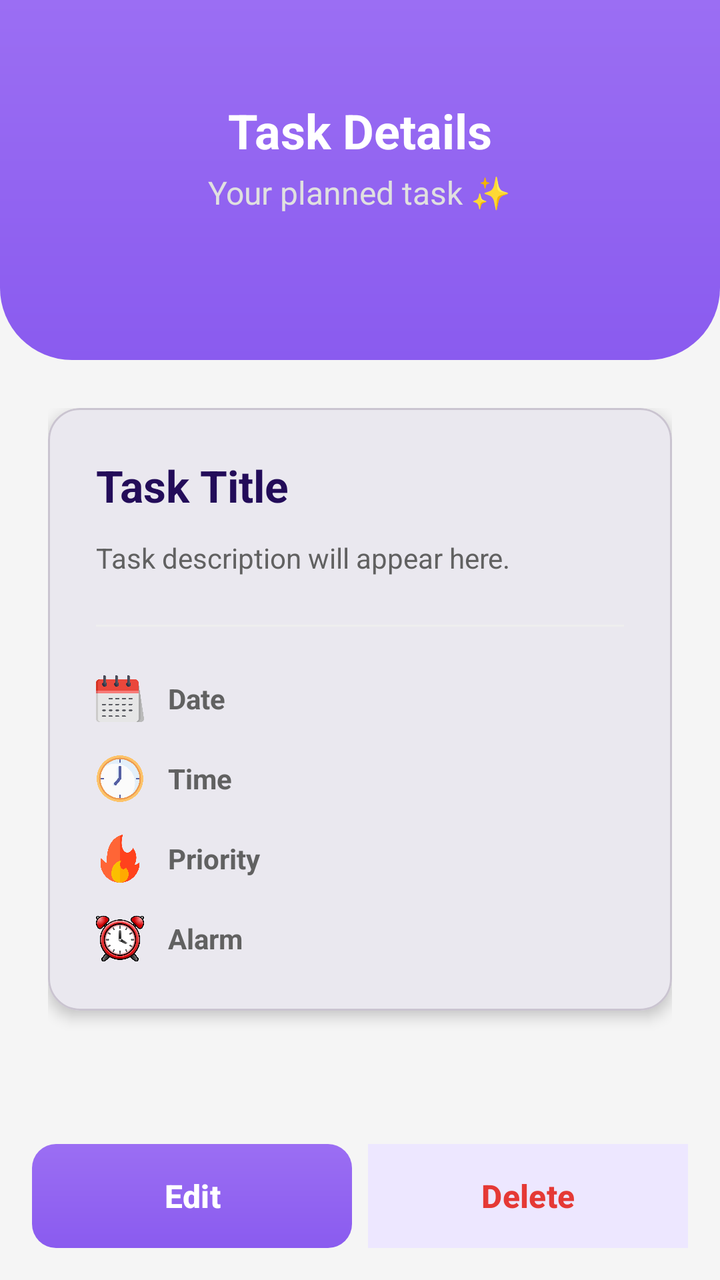
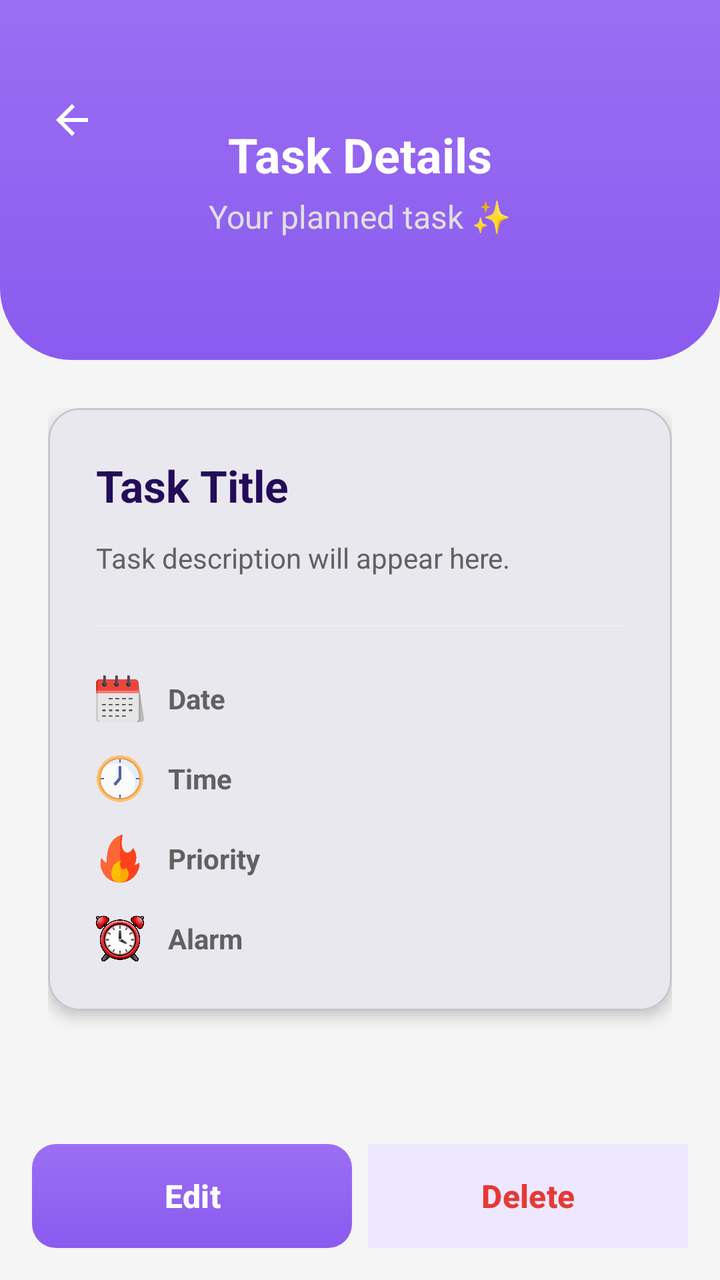

An Android layout rendered at two revisions. The XML below is the earlier revision; the diff shows what the commit changed to produce the second picture.
<!-- AndroidManifest.xml: application theme Theme.PlanUp -->
<!-- res/layout/activity_task_detail.xml -->
<?xml version="1.0" encoding="utf-8"?>
<androidx.constraintlayout.widget.ConstraintLayout xmlns:android="http://schemas.android.com/apk/res/android"
    xmlns:app="http://schemas.android.com/apk/res-auto"
    xmlns:tools="http://schemas.android.com/tools"
    android:id="@+id/main"
    android:layout_width="match_parent"
    android:layout_height="match_parent"
    tools:context=".TaskDetailActivity"
    android:background="@color/background_light">

    
    <LinearLayout
        android:id="@+id/header"
        android:layout_width="0dp"
        android:layout_height="180dp"
        android:background="@drawable/bg_header"
        android:gravity="center"
        android:orientation="vertical"
        android:paddingBottom="24dp"
        app:layout_constraintTop_toTopOf="parent"
        app:layout_constraintStart_toStartOf="parent"
        app:layout_constraintEnd_toEndOf="parent">

        <TextView
            style="@style/AppText.Header"
            android:layout_width="wrap_content"
            android:layout_height="wrap_content"
            android:text="Task Details"
            android:textColor="@color/white"/>

        <TextView
            style="@style/AppText.Subtitle"
            android:layout_width="wrap_content"
            android:layout_height="wrap_content"
            android:layout_marginTop="4dp"
            android:text="Your planned task ✨"
            android:textColor="#E0E0E0"/>
    </LinearLayout>

    <ScrollView
        android:layout_width="0dp"
        android:layout_height="0dp"
        android:fillViewport="true"
        app:layout_constraintTop_toBottomOf="@id/header"
        app:layout_constraintBottom_toTopOf="@id/actionLayout"
        app:layout_constraintStart_toStartOf="parent"
        app:layout_constraintEnd_toEndOf="parent">

        <LinearLayout
            android:layout_width="match_parent"
            android:layout_height="wrap_content"
            android:orientation="vertical"
            android:padding="24dp">

            <com.google.android.material.card.MaterialCardView
                android:layout_width="match_parent"
                android:layout_height="wrap_content"
                app:cardCornerRadius="16dp"
                app:cardElevation="4dp">

                <LinearLayout
                    android:layout_width="match_parent"
                    android:layout_height="wrap_content"
                    android:orientation="vertical"
                    android:padding="24dp">

                    <TextView
                        android:id="@+id/tvTaskTitle"
                        style="@style/AppText.Header"
                        android:layout_width="match_parent"
                        android:layout_height="wrap_content"
                        android:text="Task Title"
                        android:textSize="22sp"/>

                    <TextView
                        android:id="@+id/tvTaskDesc"
                        style="@style/AppText.Body"
                        android:layout_width="match_parent"
                        android:layout_height="wrap_content"
                        android:layout_marginTop="12dp"
                        android:text="Task description will appear here."/>

                    <View
                        android:layout_width="match_parent"
                        android:layout_height="1dp"
                        android:layout_marginVertical="24dp"
                        android:background="#EEEEEE"/>

                    
                    <LinearLayout
                        android:layout_width="match_parent"
                        android:layout_height="wrap_content"
                        android:orientation="horizontal"
                        android:gravity="center_vertical"
                        android:layout_marginBottom="16dp">

                        <ImageView
                            android:layout_width="24dp"
                            android:layout_height="24dp"
                            android:src="@drawable/ic_calendar"/>

                        <TextView
                            android:id="@+id/tvTaskDate"
                            style="@style/AppText.Body"
                            android:layout_width="wrap_content"
                            android:layout_height="wrap_content"
                            android:layout_marginStart="12dp"
                            android:text="Date"
                            android:textStyle="bold" />
                    </LinearLayout>

                    <LinearLayout
                        android:layout_width="match_parent"
                        android:layout_height="wrap_content"
                        android:orientation="horizontal"
                        android:gravity="center_vertical"
                        android:layout_marginBottom="16dp">

                        <ImageView
                            android:layout_width="24dp"
                            android:layout_height="24dp"
                            android:src="@drawable/ic_time"/>

                        <TextView
                            android:id="@+id/tvTaskTime"
                            style="@style/AppText.Body"
                            android:layout_width="wrap_content"
                            android:layout_height="wrap_content"
                            android:layout_marginStart="12dp"
                            android:text="Time"
                            android:textStyle="bold" />
                    </LinearLayout>

                    <LinearLayout
                        android:layout_width="match_parent"
                        android:layout_height="wrap_content"
                        android:orientation="horizontal"
                        android:gravity="center_vertical"
                        android:layout_marginBottom="16dp">

                        <ImageView
                            android:layout_width="24dp"
                            android:layout_height="24dp"
                            android:src="@drawable/ic_priority" />

                        <TextView
                            android:id="@+id/tvTaskPriority"
                            style="@style/AppText.Body"
                            android:layout_width="wrap_content"
                            android:layout_height="wrap_content"
                            android:layout_marginStart="12dp"
                            android:text="Priority"
                            android:textStyle="bold" />
                    </LinearLayout>

                    <LinearLayout
                        android:layout_width="match_parent"
                        android:layout_height="wrap_content"
                        android:orientation="horizontal"
                        android:gravity="center_vertical">

                        <ImageView
                            android:layout_width="24dp"
                            android:layout_height="24dp"
                            android:src="@drawable/ic_alarm" />

                        <TextView
                            android:id="@+id/tvTaskAlarm"
                            style="@style/AppText.Body"
                            android:layout_width="wrap_content"
                            android:layout_height="wrap_content"
                            android:layout_marginStart="12dp"
                            android:text="Alarm"
                            android:textStyle="bold" />
                    </LinearLayout>

                </LinearLayout>
            </com.google.android.material.card.MaterialCardView>

        </LinearLayout>
    </ScrollView>

    <LinearLayout
        android:id="@+id/actionLayout"
        android:layout_width="0dp"
        android:layout_height="wrap_content"
        android:padding="16dp"
        android:orientation="horizontal"
        app:layout_constraintBottom_toBottomOf="parent"
        app:layout_constraintStart_toStartOf="parent"
        app:layout_constraintEnd_toEndOf="parent">

        <com.google.android.material.button.MaterialButton
            android:id="@+id/btnEditTask"
            style="@style/AppButton"
            android:layout_width="0dp"
            android:layout_weight="1"
            android:text="Edit"
            android:layout_marginEnd="8dp"/>

        <com.google.android.material.button.MaterialButton
            android:id="@+id/btnDeleteTask"
            style="@style/AppButton.Secondary"
            android:layout_width="0dp"
            android:layout_weight="1"
            android:text="Delete"
            android:textColor="#E53935"
            app:strokeColor="#E53935"
            app:strokeWidth="1dp"/>
    </LinearLayout>

</androidx.constraintlayout.widget.ConstraintLayout>
<!-- resources referenced by this layout -->
<resources>
  <color name="background_light">#F5F5F5</color>
  <color name="white">#FFFFFFFF</color>
  <!-- drawable bg_header (drawable) -->
  <?xml version="1.0" encoding="utf-8"?>
  <shape xmlns:android="http://schemas.android.com/apk/res/android">
      <gradient
          android:startColor="#9B6EF3"
          android:endColor="#8A5BEF"
          android:angle="270"/>
  
      <corners
          android:bottomLeftRadius="36dp"
          android:bottomRightRadius="36dp"/>
  </shape>
  <style name="AppButton" parent="Widget.Material3.Button">
          <item name="android:layout_height">52dp</item>
          <item name="android:insetTop">0dp</item>
          <item name="android:insetBottom">0dp</item>
          <item name="android:background">@drawable/bg_button_gradient</item>
          <item name="backgroundTint">@null</item>
          <item name="android:textColor">@color/white</item>
          <item name="android:textAllCaps">false</item>
          <item name="android:textSize">16sp</item>
          <item name="android:textStyle">bold</item>
          <item name="cornerRadius">12dp</item>
      </style>
  <style name="AppButton.Secondary" parent="AppButton">
          <item name="android:background">@color/secondaryColor</item>
          <item name="backgroundTint">@color/secondaryColor</item>
          <item name="android:textColor">@color/primaryColor</item>
      </style>
  <style name="AppText.Body" parent="AppText">
          <item name="android:textSize">14sp</item>
          <item name="android:textColor">@color/textColorSecondary</item>
      </style>
  <style name="AppText.Header" parent="AppText">
          <item name="android:textSize">24sp</item>
          <item name="android:textStyle">bold</item>
      </style>
  <style name="AppText.Subtitle" parent="AppText">
          <item name="android:textSize">16sp</item>
          <item name="android:textColor">@color/primaryLightColor</item>
      </style>
  <style name="Theme.PlanUp" parent="Base.Theme.PlanUp" />
  <!-- drawable bg_button_gradient (drawable) -->
  <?xml version="1.0" encoding="utf-8"?>
  <ripple xmlns:android="http://schemas.android.com/apk/res/android"
      android:color="@color/secondaryColor">
      <item>
          <shape android:shape="rectangle">
              <gradient
                  android:startColor="#9B6EF3"
                  android:endColor="#8A5BEF"
                  android:angle="270"/>
              <corners android:radius="12dp"/>
          </shape>
      </item>
  </ripple>
  <color name="secondaryColor">#EDE7FF</color>
  <color name="primaryColor">#230C59</color>
  <style name="AppText" parent="android:Widget.TextView">
          <item name="android:textColor">@color/textColorPrimary</item>
      </style>
  <color name="textColorSecondary">#616161</color>
  <color name="primaryLightColor">#8E7CC3</color>
  <color name="textColorPrimary">#230C59</color>
  <color name="primaryDarkColor">#1A0844</color>
  <style name="DatePickerTheme" parent="Theme.Material3.DayNight.Dialog">
          <item name="colorPrimary">@color/primaryColor</item>
          <item name="colorOnPrimary">@color/white</item>
          <item name="colorSurface">@color/white</item>
          <item name="colorOnSurface">@color/textColorPrimary</item>
          <item name="colorAccent">@color/primaryColor</item>
          <item name="android:buttonBarPositiveButtonStyle">@style/DialogButtonStyle</item>
          <item name="android:buttonBarNegativeButtonStyle">@style/DialogButtonStyle</item>
      </style>
  <style name="DialogButtonStyle" parent="Widget.Material3.Button.TextButton">
          <item name="android:textColor">@color/primaryColor</item>
      </style>
  <!-- unchanged entries left out for length: 5 -->
</resources>

<!-- the commit's change to res/layout/activity_task_detail.xml (unified diff, before → after) -->
@@ -9,15 +9,37 @@
     android:background="@color/background_light">
 
     
-    <LinearLayout
-        android:id="@+id/header"
+    <View
+        android:id="@+id/headerBg"
         android:layout_width="0dp"
         android:layout_height="180dp"
         android:background="@drawable/bg_header"
+        app:layout_constraintTop_toTopOf="parent"
+        app:layout_constraintStart_toStartOf="parent"
+        app:layout_constraintEnd_toEndOf="parent" />
+
+    
+    <ImageView
+        android:id="@+id/btnBack"
+        android:layout_width="48dp"
+        android:layout_height="48dp"
+        android:layout_marginStart="12dp"
+        android:layout_marginTop="36dp"
+        android:padding="12dp"
+        android:background="?attr/selectableItemBackgroundBorderless"
+        android:src="@drawable/ic_back"
+        app:layout_constraintStart_toStartOf="parent"
+        app:layout_constraintTop_toTopOf="parent"
+        app:tint="@color/white" />
+
+    
+    <LinearLayout
+        android:layout_width="wrap_content"
+        android:layout_height="wrap_content"
+        android:orientation="vertical"
         android:gravity="center"
-        android:orientation="vertical"
-        android:paddingBottom="24dp"
-        app:layout_constraintTop_toTopOf="parent"
+        app:layout_constraintTop_toTopOf="@id/headerBg"
+        app:layout_constraintBottom_toBottomOf="@id/headerBg"
         app:layout_constraintStart_toStartOf="parent"
         app:layout_constraintEnd_toEndOf="parent">
 
@@ -41,7 +63,7 @@
         android:layout_width="0dp"
         android:layout_height="0dp"
         android:fillViewport="true"
-        app:layout_constraintTop_toBottomOf="@id/header"
+        app:layout_constraintTop_toBottomOf="@id/headerBg"
         app:layout_constraintBottom_toTopOf="@id/actionLayout"
         app:layout_constraintStart_toStartOf="parent"
         app:layout_constraintEnd_toEndOf="parent">
<!-- resource entries referenced after the edit -->
@@ -14,6 +14,16 @@
           android:bottomLeftRadius="36dp"
           android:bottomRightRadius="36dp"/>
   </shape>
+  <!-- drawable ic_back (drawable) -->
+  <vector xmlns:android="http://schemas.android.com/apk/res/android"
+      android:width="24dp"
+      android:height="24dp"
+      android:viewportWidth="24"
+      android:viewportHeight="24">
+    <path
+        android:fillColor="#000000"
+        android:pathData="M20,11H7.83l5.59,-5.59L12,4l-8,8 8,8 1.41,-1.41L7.83,13H20v-2z"/>
+  </vector>
   <style name="AppButton" parent="Widget.Material3.Button">
           <item name="android:layout_height">52dp</item>
           <item name="android:insetTop">0dp</item>
